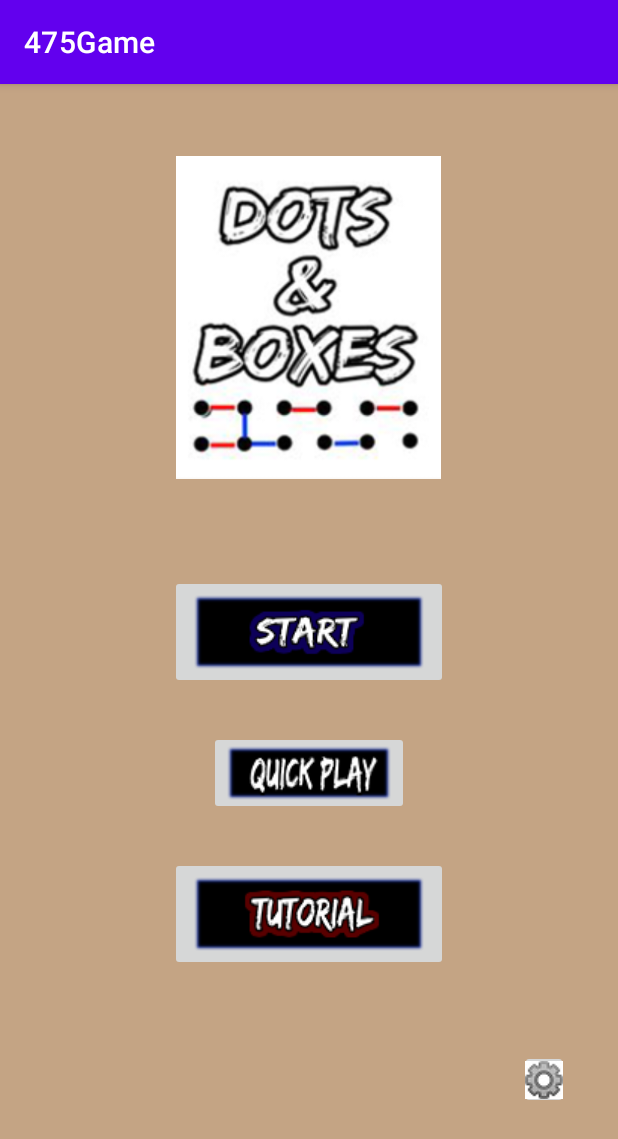
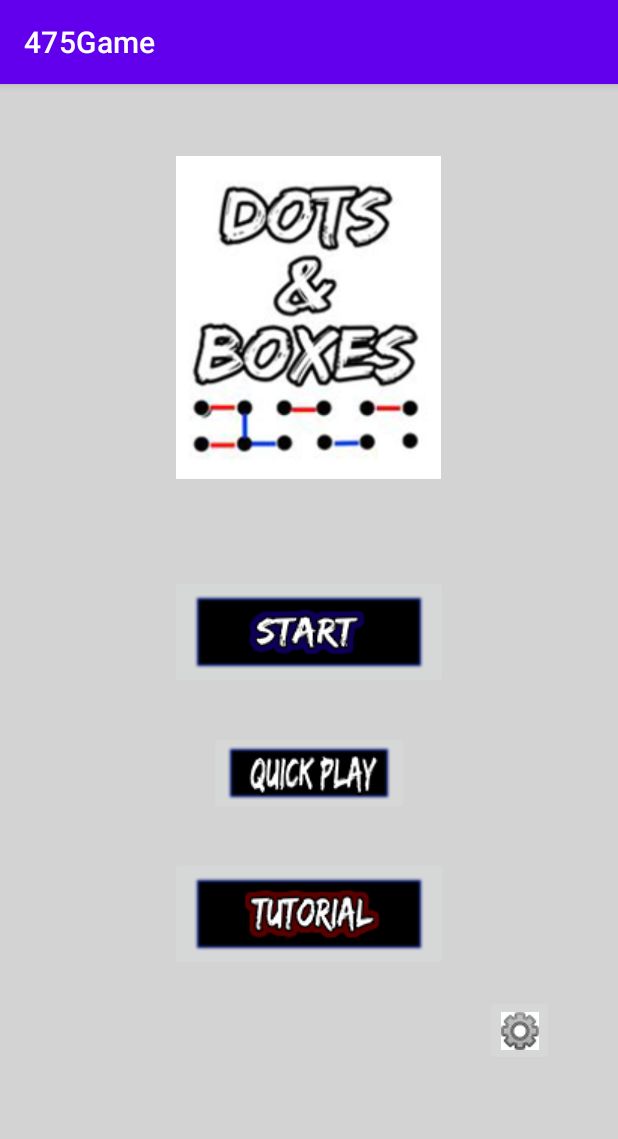
Before and after one commit to dsap15/475Game, an Android app: the screen it shows after launch (MainActivity), on a phone screen of 412 x 824 dp. Shown: the top 1139 px of the screen. Run offline under Robolectric (Android 15) with nearby library versions, the light colour scheme and no system bars.

Commit message:
Changes On backgrounds

```diff
--- a/app/src/main/res/layout/activity_main.xml
+++ b/app/src/main/res/layout/activity_main.xml
@@ -50,14 +50,14 @@
 
     <ImageButton
         android:id="@+id/imageButton12"
-        android:layout_width="32dp"
-        android:layout_height="39dp"
+        android:layout_width="46dp"
+        android:layout_height="47dp"
         app:layout_constraintBottom_toBottomOf="parent"
         app:layout_constraintEnd_toEndOf="parent"
-        app:layout_constraintHorizontal_bias="0.912"
+        app:layout_constraintHorizontal_bias="0.884"
         app:layout_constraintStart_toStartOf="parent"
         app:layout_constraintTop_toTopOf="parent"
-        app:layout_constraintVertical_bias="0.884"
+        app:layout_constraintVertical_bias="0.843"
         app:srcCompat="@drawable/gear" />
 
 
--- a/app/src/main/res/layout/settings_activity.xml
+++ b/app/src/main/res/layout/settings_activity.xml
@@ -55,8 +55,8 @@
 
     <ImageButton
         android:id="@+id/imageButton5"
-        android:layout_width="71dp"
-        android:layout_height="47dp"
+        android:layout_width="86dp"
+        android:layout_height="60dp"
         android:layout_marginStart="28dp"
         android:layout_marginLeft="28dp"
         app:layout_constraintBottom_toBottomOf="parent"
--- a/app/src/main/res/values/languages.xml
+++ b/app/src/main/res/values/languages.xml
@@ -8,7 +8,7 @@
         <item>Spanish</item>
     </array>
 
-    <color name="backgroundColor">#C4A484</color>
+    <color name="backgroundColor">#D3D3D3</color>
     <color name="textcolor">#FFFFFF</color>
     #C4A484
 </resources>
```
